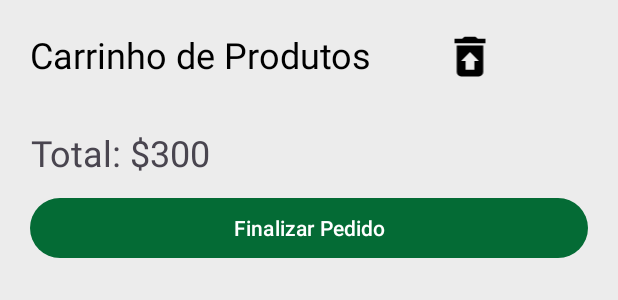
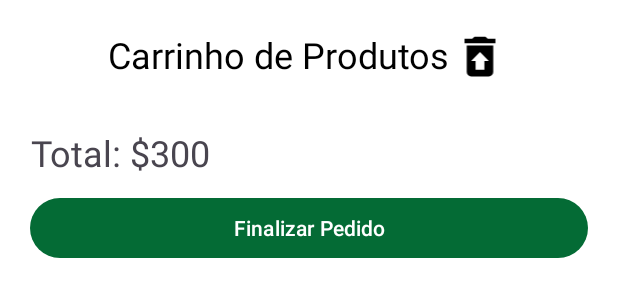
Before and after one commit to Teixeira007/Curso-Android, an Android app: the layout dialog_cart.xml on its own in the app's theme, with its tools: preview values and no code run, on a phone screen of 412 x 824 dp. Shown: the top 300 px of the screen. Run offline under Robolectric (Android 15) with nearby library versions, the phone set to English and light mode, and no system bars.

Commit message:
Correção do carrinho e mudança no tema dark

```diff
--- a/FastFood/app/src/main/java/com/home/fastfoodactivity/ui/DetailsPedido/DetailsPedidoAdapter.java
+++ b/FastFood/app/src/main/java/com/home/fastfoodactivity/ui/DetailsPedido/DetailsPedidoAdapter.java
@@ -15,6 +15,7 @@ import com.home.fastfoodactivity.data.model.ItemPedido;
 import com.home.fastfoodactivity.data.model.Pedido;
 import com.squareup.picasso.Picasso;
 
+import java.text.DecimalFormat;
 import java.util.ArrayList;
 import java.util.List;
 
@@ -64,7 +65,9 @@ public class DetailsPedidoAdapter extends RecyclerView.Adapter<DetailsPedidoAdap
 
             //Price total do item
             double priceItens = itemPedido.getQuantity() * itemPedido.getProduct().getPrice();
-            priceDetails.setText("$"+Double.toString(priceItens));
+            DecimalFormat decimalFormat = new DecimalFormat("#.00");
+            String priceString = decimalFormat.format(priceItens);
+            priceDetails.setText("$"+priceString);
 
             quantityDetails.setText("Quant: "+Integer.toString(itemPedido.getQuantity()));
             Picasso.get().load(itemPedido.getProduct().getImage()).into(imageDetails);
--- a/FastFood/app/src/main/java/com/home/fastfoodactivity/ui/listCart/ListCartAdapter.java
+++ b/FastFood/app/src/main/java/com/home/fastfoodactivity/ui/listCart/ListCartAdapter.java
@@ -17,6 +17,7 @@ import com.squareup.picasso.Picasso;
 import org.w3c.dom.Text;
 
 import java.io.Serializable;
+import java.text.DecimalFormat;
 import java.util.ArrayList;
 import java.util.List;
 
@@ -65,7 +66,9 @@ public class ListCartAdapter extends RecyclerView.Adapter<ListCartAdapter.ListCa
 
             //Price total do item
             double priceItens = itemPedido.getQuantity() * itemPedido.getProduct().getPrice();
-            priceFoodCart.setText("$"+Double.toString(priceItens));
+            DecimalFormat decimalFormat = new DecimalFormat("#.00");
+            String priceString = decimalFormat.format(priceItens);
+            priceFoodCart.setText("$"+priceString);
 
             quantityFoodCart.setText("Quant: "+Integer.toString(itemPedido.getQuantity()));
             Picasso.get().load(itemPedido.getProduct().getImage()).into(imageFoodCart);
--- a/FastFood/app/src/main/java/com/home/fastfoodactivity/ui/listPedidos/ListPedidosAdapter.java
+++ b/FastFood/app/src/main/java/com/home/fastfoodactivity/ui/listPedidos/ListPedidosAdapter.java
@@ -11,6 +11,7 @@ import androidx.recyclerview.widget.RecyclerView;
 import com.home.fastfoodactivity.R;
 import com.home.fastfoodactivity.data.model.Pedido;
 
+import java.text.DecimalFormat;
 import java.util.ArrayList;
 import java.util.List;
 
@@ -73,7 +74,10 @@ public class ListPedidosAdapter extends RecyclerView.Adapter<ListPedidosAdapter.
                 String subDescricao = pedido.getListItens().get(0).getQuantity()+" "+pedido.getListItens().get(0).getProduct().getName();
                 subDescricaoPedido.setText(subDescricao+"...");
             }
-            totalPedido.setText(Double.toString(pedido.getTotal()));
+
+            DecimalFormat decimalFormat = new DecimalFormat("#.00");
+            String priceString = decimalFormat.format(pedido.getTotal());
+            totalPedido.setText(priceString);
         }
     }
 
--- a/FastFood/app/src/main/res/layout/activity_main.xml
+++ b/FastFood/app/src/main/res/layout/activity_main.xml
@@ -24,7 +24,7 @@
     <SearchView
 
         android:id="@+id/searchView"
-        style="@android:style/Widget.Material.Light.SearchView"
+        style="@style/SearchView"
         android:layout_width="match_parent"
         android:layout_height="wrap_content"
         android:layout_marginStart="32dp"
--- a/FastFood/app/src/main/res/layout/dialog_cart.xml
+++ b/FastFood/app/src/main/res/layout/dialog_cart.xml
@@ -3,7 +3,8 @@
     android:layout_width="match_parent"
     android:layout_height="match_parent"
     xmlns:android="http://schemas.android.com/apk/res/android"
-    xmlns:app="http://schemas.android.com/apk/res-auto">
+    xmlns:app="http://schemas.android.com/apk/res-auto"
+    android:background="@android:color/white">
 
     <LinearLayout
         android:layout_width="match_parent"
@@ -12,16 +13,16 @@
 
 
         <LinearLayout
-            android:layout_width="match_parent"
+            android:layout_width="wrap_content"
             android:layout_height="match_parent"
             android:padding="20dp"
-            android:orientation="horizontal">
+            android:orientation="horizontal"
+            android:layout_gravity="center_horizontal">
 
             <TextView
                 android:layout_width="wrap_content"
                 android:layout_height="wrap_content"
                 android:text="Carrinho de Produtos"
-                android:layout_marginEnd="45dp"
                 android:textColor="@android:color/black"
                 android:textSize="24sp" />
 
@@ -63,7 +64,8 @@
             android:layout_marginStart="20dp"
             android:layout_marginEnd="20dp"
             android:text="Finalizar Pedido"
-            android:textAlignment="center" />
+            android:textAlignment="center"
+            style="@style/ButtonStyle"/>
 
     </LinearLayout>
 
--- a/FastFood/app/src/main/res/layout/item_food.xml
+++ b/FastFood/app/src/main/res/layout/item_food.xml
@@ -5,7 +5,9 @@
     xmlns:app="http://schemas.android.com/apk/res-auto"
     xmlns:tools="http://schemas.android.com/tools"
     app:cardCornerRadius="12dp"
-    android:layout_margin="6dp">
+    android:layout_margin="6dp"
+    style="@style/CardView.Light"
+    >
 
     <RelativeLayout
         android:layout_width="match_parent"
--- a/FastFood/app/src/main/res/layout/item_list_pedidos.xml
+++ b/FastFood/app/src/main/res/layout/item_list_pedidos.xml
@@ -5,7 +5,9 @@
     xmlns:app="http://schemas.android.com/apk/res-auto"
     xmlns:tools="http://schemas.android.com/tools"
     android:layout_margin="6dp"
-    app:cardCornerRadius="12dp">
+    app:cardCornerRadius="12dp"
+    android:background="@android:color/white"
+    style="@style/CardView.Light">
 
     <androidx.constraintlayout.widget.ConstraintLayout
         android:layout_width="match_parent"
--- a/FastFood/app/src/main/res/values-night/themes.xml
+++ b/FastFood/app/src/main/res/values-night/themes.xml
@@ -3,5 +3,19 @@
     <style name="Base.Theme.FastFoodActivity" parent="Theme.Material3.DayNight.NoActionBar">
         <!-- Customize your dark theme here. -->
         <!-- <item name="colorPrimary">@color/my_dark_primary</item> -->
+        <item name="android:windowBackground">@color/colorGainsboro</item>
+        <item name="colorPrimary">@color/colorPrimary</item>
+        <item name="colorPrimaryDark">@color/colorPrimaryDark</item>
+        <item name="android:textColorPrimary">@color/colorGray</item>
+    </style>
+
+    <style name="ButtonStyle">
+        <item name="android:textColor">@android:color/white</item>
+    </style>
+
+    <style name="SearchView" parent="Widget.AppCompat.SearchView.ActionBar">
+        <item name="android:textColor">@android:color/black</item>
+<!--        style="@android:style/Widget.Material.Light.SearchView"-->
+
     </style>
 </resources>
--- a/FastFood/app/src/main/res/values/styles.xml
+++ /dev/null
@@ -1,5 +0,0 @@
-<?xml version="1.0" encoding="utf-8"?>
-<resources>
-
-
-</resources>
--- a/FastFood/app/src/main/res/values/themes.xml
+++ b/FastFood/app/src/main/res/values/themes.xml
@@ -1,6 +1,6 @@
 <resources xmlns:tools="http://schemas.android.com/tools">
     <!-- Base application theme. -->
-    <style name="Base.Theme.FastFoodActivity" parent="Theme.Material3.DayNight.NoActionBar">
+    <style name="Base.Theme.FastFoodActivity" parent="Theme.Material3.Light.NoActionBar">
         <!-- Customize your light theme here. -->
         <!-- <item name="colorPrimary">@color/my_light_primary</item> -->
         <item name="android:windowBackground">@color/colorGainsboro</item>
```
Also changed, not shown: FastFood/app/src/main/java/com/home/fastfoodactivity/ui/listFood/ListFoodAdapter.java (+6 -1 lines), FastFood/app/src/main/res/layout/activity_details_food.xml (+11 -6 lines), FastFood/app/src/main/res/layout/item_food_cart.xml (+8 -7 lines), FastFood/app/src/main/res/values/strings.xml (+8 -0 lines).
